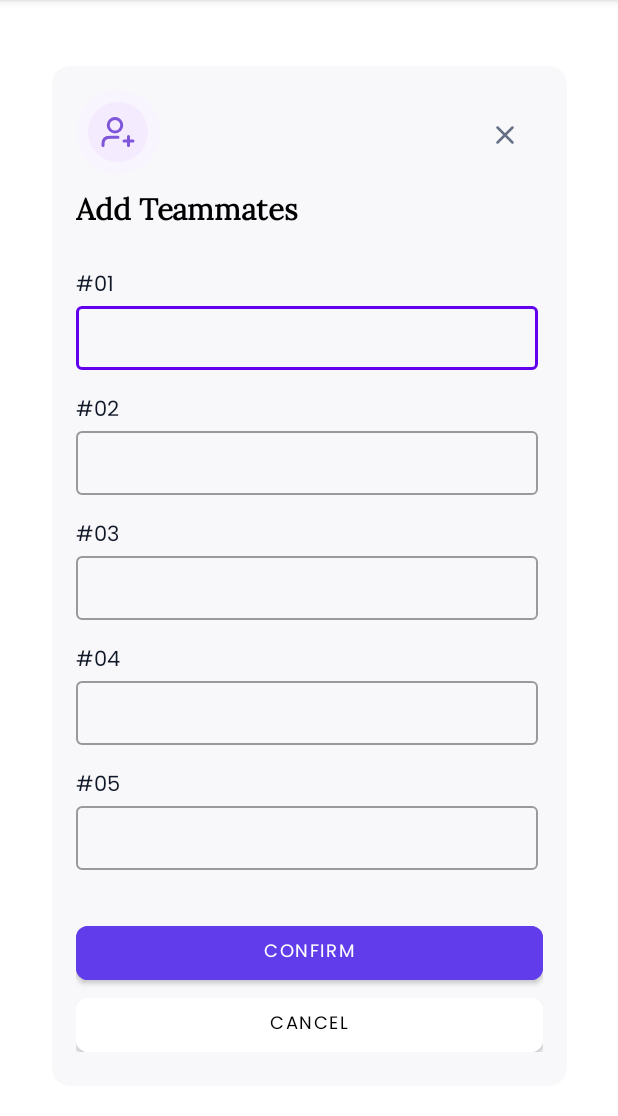
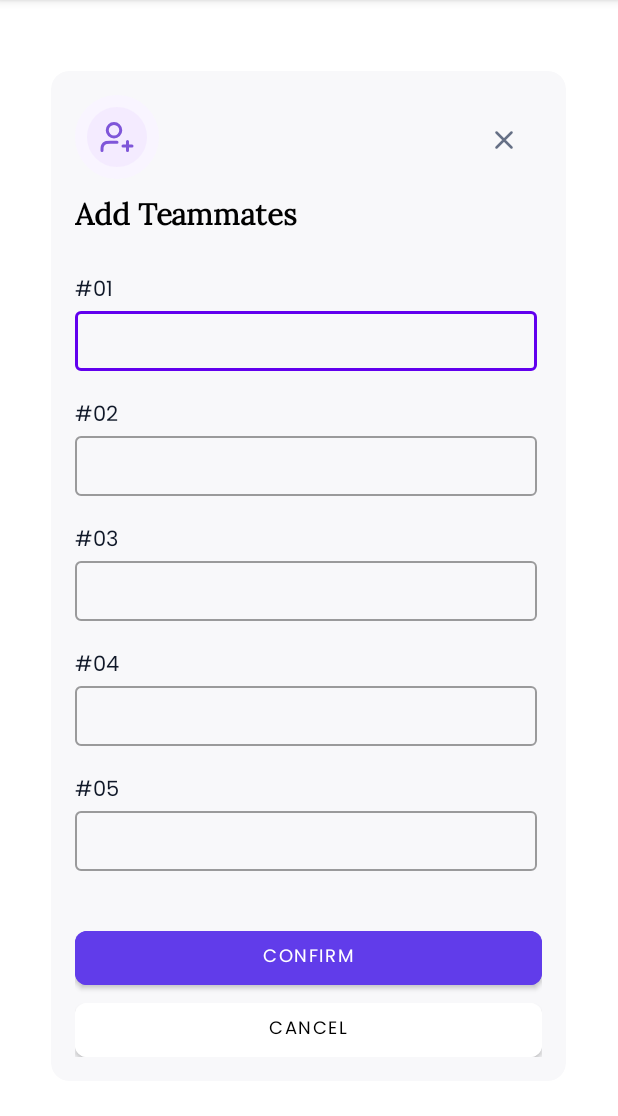
Before and after one commit to dah-fari7009/CPEN321Project, an Android app: the AddTeammatesActivity screen opened directly, with no data from a screen before it, on a phone screen of 412 x 824 dp, the part 84-1200 px from its top. Run offline under Robolectric (Android 15) with nearby library versions, the phone set to English and light mode, and no system bars; our stand-ins replace data binding.

Commit message:
many changes fixed weird text clipping in addteammates

```diff
--- a/FE/app/src/main/java/com/example/dodged_project/AddTeammatesActivity.java
+++ b/FE/app/src/main/java/com/example/dodged_project/AddTeammatesActivity.java
@@ -1,5 +1,6 @@
 package com.example.dodged_project;
 
+import androidx.appcompat.app.ActionBar;
 import androidx.appcompat.app.AppCompatActivity;
 import androidx.databinding.DataBindingUtil;
 
--- a/FE/app/src/main/java/com/example/dodged_project/ChooseTeammatesActivity.java
+++ b/FE/app/src/main/java/com/example/dodged_project/ChooseTeammatesActivity.java
@@ -6,6 +6,7 @@ import androidx.activity.result.ActivityResultLauncher;
 import androidx.activity.result.contract.ActivityResultContracts;
 import androidx.annotation.NonNull;
 import androidx.annotation.Nullable;
+import androidx.appcompat.app.ActionBar;
 import androidx.appcompat.app.AppCompatActivity;
 import androidx.core.app.ActivityCompat;
 import androidx.core.content.ContextCompat;
--- a/FE/app/src/main/java/com/example/dodged_project/MainActivity.java
+++ b/FE/app/src/main/java/com/example/dodged_project/MainActivity.java
@@ -1,5 +1,6 @@
 package com.example.dodged_project;
 
+import androidx.appcompat.app.ActionBar;
 import androidx.appcompat.app.AppCompatActivity;
 
 import android.app.UiModeManager;
--- a/FE/app/src/main/java/com/example/dodged_project/UploadedImageActivity.java
+++ b/FE/app/src/main/java/com/example/dodged_project/UploadedImageActivity.java
@@ -1,5 +1,6 @@
 package com.example.dodged_project;
 
+import androidx.appcompat.app.ActionBar;
 import androidx.appcompat.app.AppCompatActivity;
 
 import android.annotation.SuppressLint;
--- a/FE/app/src/main/res/layout/activity_add_teammates.xml
+++ b/FE/app/src/main/res/layout/activity_add_teammates.xml
@@ -9,6 +9,16 @@
         android:layout_height="match_parent"
         tools:context=".AddTeammatesActivity">
 
+        <ScrollView
+            android:layout_width="match_parent"
+            android:layout_height="match_parent"
+            app:layout_constraintBottom_toBottomOf="parent"
+            app:layout_constraintEnd_toEndOf="parent"
+            app:layout_constraintHorizontal_bias="1.0"
+            app:layout_constraintStart_toStartOf="parent"
+            app:layout_constraintTop_toTopOf="parent"
+            app:layout_constraintVertical_bias="1.0">
+
             <com.google.android.material.card.MaterialCardView
                 android:layout_width="343dp"
                 android:layout_height="680dp"
@@ -17,10 +27,8 @@
                 android:focusable="true"
                 app:cardBackgroundColor="#F8F8FA"
                 app:cardCornerRadius="12dp"
-            app:layout_constraintBottom_toBottomOf="parent"
-            app:layout_constraintEnd_toEndOf="parent"
-            app:layout_constraintStart_toStartOf="parent"
-            app:layout_constraintTop_toTopOf="parent">
+                android:layout_gravity="center"
+                >
 
                 <LinearLayout
                     android:layout_width="wrap_content"
@@ -86,12 +94,15 @@
                             style="@style/Widget.MaterialComponents.TextInputLayout.OutlinedBox"
                             android:layout_width="match_parent"
                             android:layout_height="48dp"
-                        android:layout_marginBottom="15dp">
+                            android:layout_marginBottom="15dp"
+                            >
 
                             <com.google.android.material.textfield.TextInputEditText
                                 android:id="@+id/username_01_textinput"
                                 android:layout_width="308dp"
-                            android:layout_height="match_parent" />
+                                android:layout_height="40dp"
+                                android:paddingVertical="2dp"
+                                />
 
                         </com.google.android.material.textfield.TextInputLayout>
 
@@ -111,7 +122,8 @@
                             <com.google.android.material.textfield.TextInputEditText
                                 android:id="@+id/username_02_textinput"
                                 android:layout_width="308dp"
-                            android:layout_height="wrap_content" />
+                                android:layout_height="40dp"
+                                android:paddingVertical="2dp" />
 
                         </com.google.android.material.textfield.TextInputLayout>
 
@@ -131,7 +143,8 @@
                             <com.google.android.material.textfield.TextInputEditText
                                 android:id="@+id/username_03_textinput"
                                 android:layout_width="308dp"
-                            android:layout_height="wrap_content" />
+                                android:layout_height="40dp"
+                                android:paddingVertical="2dp" />
 
                         </com.google.android.material.textfield.TextInputLayout>
 
@@ -151,7 +164,8 @@
                             <com.google.android.material.textfield.TextInputEditText
                                 android:id="@+id/username_04_textinput"
                                 android:layout_width="308dp"
-                            android:layout_height="wrap_content" />
+                                android:layout_height="40dp"
+                                android:paddingVertical="2dp"/>
 
                         </com.google.android.material.textfield.TextInputLayout>
 
@@ -171,7 +185,8 @@
                             <com.google.android.material.textfield.TextInputEditText
                                 android:id="@+id/username_05_textinput"
                                 android:layout_width="308dp"
-                            android:layout_height="wrap_content" />
+                                android:layout_height="40dp"
+                                android:paddingVertical="2dp" />
 
                         </com.google.android.material.textfield.TextInputLayout>
 
@@ -209,6 +224,9 @@
                 </LinearLayout>
 
             </com.google.android.material.card.MaterialCardView>
+
+        </ScrollView>
+
         <TextView
             android:id="@+id/userLoggedInStatus"
             android:layout_width="wrap_content"
@@ -216,8 +234,9 @@
             android:text=""
             app:layout_constraintBottom_toBottomOf="parent"
             app:layout_constraintEnd_toEndOf="parent"
-            app:layout_constraintStart_toStartOf="parent"
-            app:layout_constraintTop_toBottomOf="@+id/materialCardView3" />
+            app:layout_constraintStart_toStartOf="parent" />
+
+
     </androidx.constraintlayout.widget.ConstraintLayout>
 
 </layout>
```
Also changed, not shown: FE/app/src/main/java/com/example/dodged_project/FinalizeTeammatesActivity.java (+9 -0 lines), FE/app/src/main/java/com/example/dodged_project/ResultsActivity.java (+42 -6 lines). Lines whose indentation alone changed are shown as unchanged.
